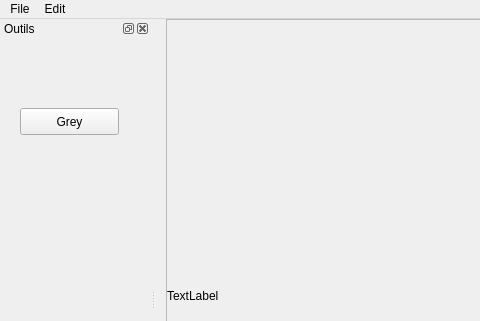
SkyHeaven/GMN, file MainWindow.ui: the form before one commit; both pictures show x 0 to 480 and y 0 to 321 of the 800 by 600 pixel window.
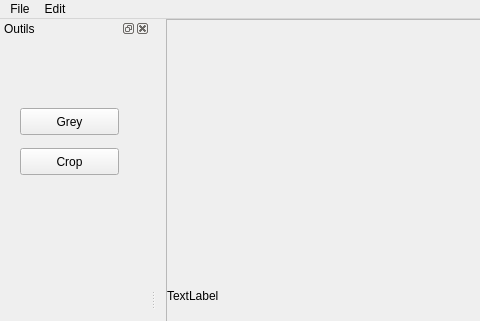
The form after the commit.

Commit message: selection pour crop

Patch:
```diff
--- a/MainWindow.ui
+++ b/MainWindow.ui
@@ -123,6 +123,28 @@
       <string>Grey</string>
      </property>
     </widget>
+    <widget class="QPushButton" name="Crop">
+     <property name="geometry">
+      <rect>
+       <x>20</x>
+       <y>110</y>
+       <width>99</width>
+       <height>27</height>
+      </rect>
+     </property>
+     <property name="text">
+      <string>Crop</string>
+     </property>
+     <property name="checkable">
+      <bool>true</bool>
+     </property>
+     <property name="checked">
+      <bool>false</bool>
+     </property>
+     <property name="flat">
+      <bool>false</bool>
+     </property>
+    </widget>
    </widget>
   </widget>
   <widget class="QDockWidget" name="Option">
```
Left out of the diff: 15 changed lines with no effect on the pictures. The commit also changes 4 other files.
